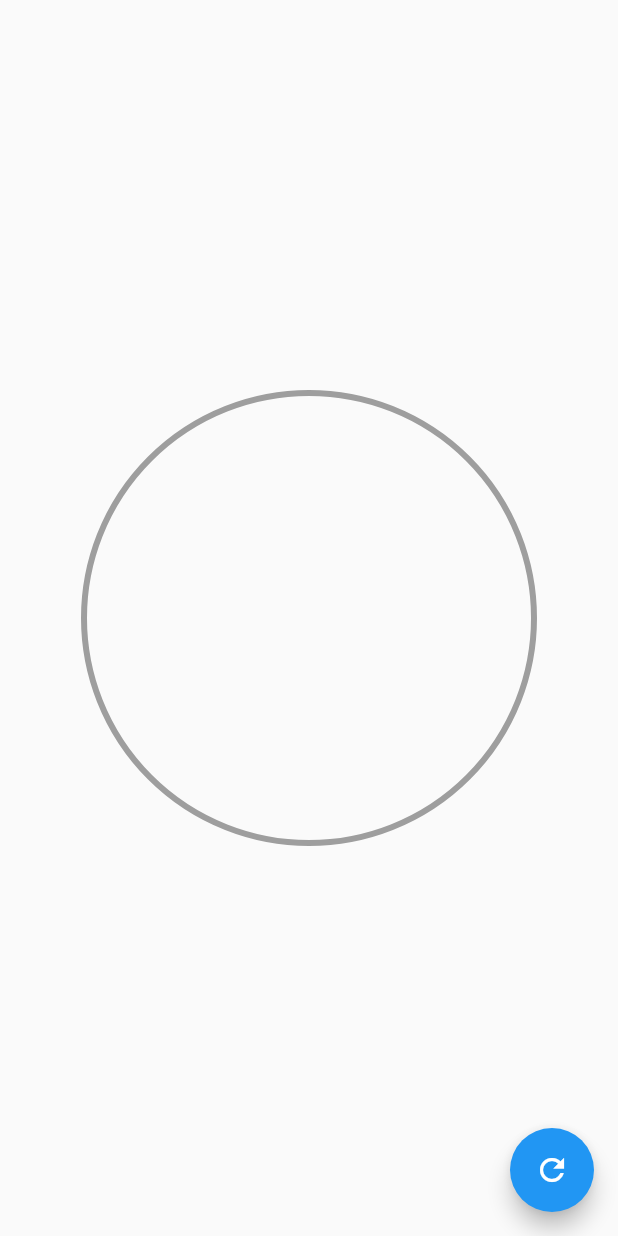
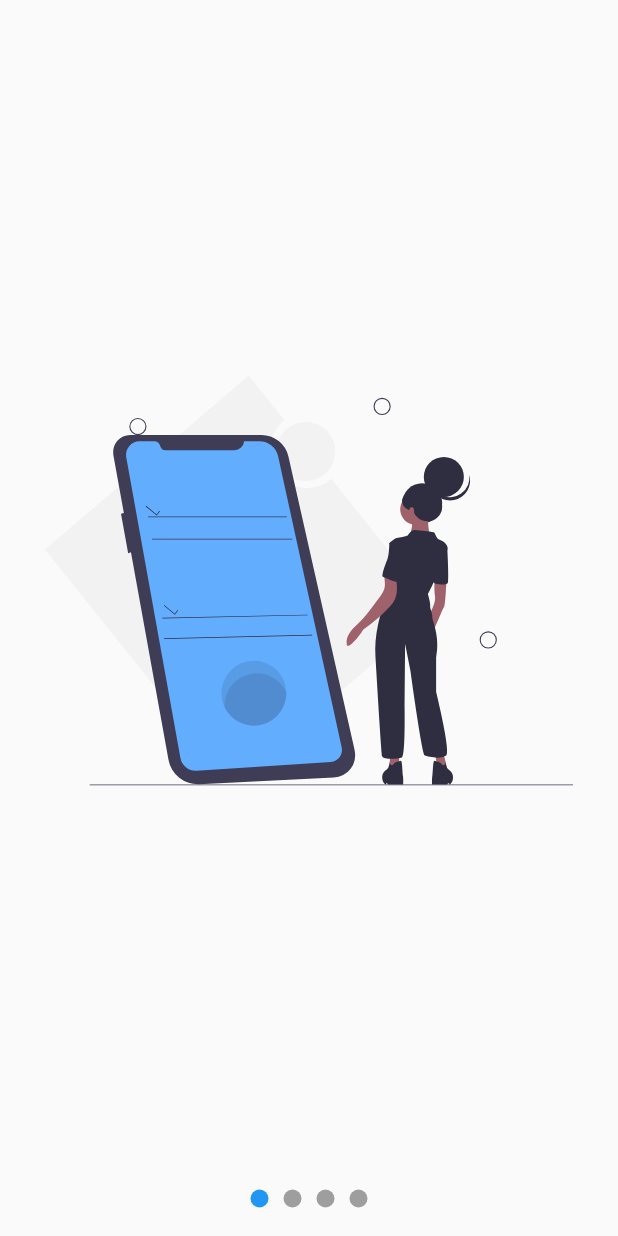
Before and after one commit to EndersonPro/practice_ui, a Flutter app: the screen it shows after launch, on a phone screen of 412 x 824 dp. Run offline on Flutter 3.47's test engine with Material 2 defaults, Android fonts, the phone set to English and light mode, and no system bars; our stand-ins replace flutter_svg.

Commit message:
Trabajando en las paginas de slide :ok_hand:

```diff
--- a/lib/main.dart
+++ b/lib/main.dart
@@ -1,5 +1,7 @@
 import 'package:flutter/material.dart';
-import 'package:flutter_ui/src/pages/graficas_pages.dart';
+// import 'package:flutter_ui/src/pages/graficas_pages.dart';
+// import 'package:flutter_ui/src/pages/slideshow_page.dart';
+import 'package:flutter_ui/src/pages/slidesshow_page.dart';
 // import 'package:flutter_ui/src/pages/animation_page.dart';
 // import 'package:flutter_ui/src/pages/cuadrado_page.dart';
 // import 'package:flutter_ui/src/pages/header_page.dart';
@@ -14,7 +16,7 @@ class MyApp extends StatelessWidget {
   Widget build(BuildContext context) {
     return MaterialApp(
       debugShowCheckedModeBanner: false,
-      home: GraficasPages()
+      home: SlideshowPage()
     );
   }
 }
--- /dev/null
+++ b/lib/src/labs/slideshow_page.dart
@@ -0,0 +1,126 @@
+import 'package:flutter/material.dart';
+import 'package:flutter_svg/flutter_svg.dart';
+import 'package:flutter_ui/src/models/slider_model.dart';
+import 'package:provider/provider.dart';
+
+// #63ADFF
+
+class SlideShowPage extends StatelessWidget {
+  @override
+  Widget build(BuildContext context) {
+    return ChangeNotifierProvider(
+      create: (_) => new SliderModel(),
+      child: Scaffold(
+        body: Center(
+          child: Column(
+            children: <Widget>[
+              Expanded(
+                child: _Slides(),
+              ),
+              _Dots()
+            ],
+          ),
+        ),
+      ),
+    );
+  }
+}
+
+class _Dots extends StatelessWidget {
+  const _Dots({Key key}) : super(key: key);
+
+  @override
+  Widget build(BuildContext context) {
+    return Container(
+      width: double.infinity,
+      height: 50,
+      child: Row(
+        mainAxisAlignment: MainAxisAlignment.center,
+        children: <Widget>[
+          _Dot(0),
+          _Dot(1),
+          _Dot(2),
+        ],
+      ),
+    );
+  }
+}
+
+class _Dot extends StatelessWidget {
+  int index;
+
+  _Dot(this.index);
+
+  @override
+  Widget build(BuildContext context) {
+
+    final pageViewIndex = Provider.of<SliderModel>(context).currentPage;
+
+    return AnimatedContainer(
+      duration: Duration(milliseconds: 200),
+      height: 12,
+      width: 12,
+      margin: EdgeInsets.symmetric(horizontal: 5.0),
+      decoration: BoxDecoration(
+        color: (pageViewIndex >= index - 0.5 && pageViewIndex < index + 0.5) ? Colors.blue : Colors.grey,
+        shape: BoxShape.circle,
+      ),
+    );
+  }
+}
+
+class _Slides extends StatefulWidget {
+  const _Slides({Key key}) : super(key: key);
+
+  @override
+  __SlidesState createState() => __SlidesState();
+}
+
+class __SlidesState extends State<_Slides> {
+  final pageController = new PageController();
+
+  @override
+  void initState() {
+    pageController.addListener(() {
+      print('Pagina actual: ${pageController.page}');
+      Provider.of<SliderModel>(context, listen: false).currentPage =
+          pageController.page;
+    });
+    super.initState();
+  }
+
+  @override
+  void dispose() {
+    pageController.dispose();
+    super.dispose();
+  }
+
+  @override
+  Widget build(BuildContext context) {
+    return Container(
+      child: PageView(
+        controller: pageController,
+        children: <Widget>[
+          _Slide('assets/svgs/slider-1.svg'),
+          _Slide('assets/svgs/slider-2.svg'),
+          _Slide('assets/svgs/slider-3.svg')
+        ],
+      ),
+    );
+  }
+}
+
+class _Slide extends StatelessWidget {
+  final String svg;
+
+  _Slide(this.svg);
+
+  @override
+  Widget build(BuildContext context) {
+    return Container(
+        height: double.infinity,
+        width: double.infinity,
+        padding: EdgeInsets.all(30),
+        child: SvgPicture.asset(svg));
+  }
+}
--- /dev/null
+++ b/lib/src/models/slider_model.dart
@@ -0,0 +1,13 @@
+import 'package:flutter/material.dart';
+
+class SliderModel extends ChangeNotifier {
+  double _currentPage = 0;
+
+  double get currentPage => _currentPage;
+
+  set currentPage(double page) {
+    this._currentPage = page;
+    notifyListeners();
+  }
+
+}
--- /dev/null
+++ b/lib/src/pages/slidesshow_page.dart
@@ -0,0 +1,20 @@
+import 'package:flutter/material.dart';
+import 'package:flutter_svg/flutter_svg.dart';
+import 'package:flutter_ui/src/widget/slidesshow.dart';
+
+class SlideshowPage extends StatelessWidget {
+
+  @override
+  Widget build(BuildContext context) {
+    return Scaffold(
+      body: Slideshow(
+        slides: <Widget>[
+          SvgPicture.asset('assets/svgs/slider-1.svg'),
+          SvgPicture.asset('assets/svgs/slider-2.svg'),
+          SvgPicture.asset('assets/svgs/slider-3.svg'),
+          SvgPicture.asset('assets/svgs/slider-4.svg'),
+        ],
+      )
+    );
+  }
+}
--- /dev/null
+++ b/lib/src/widget/slidesshow.dart
@@ -0,0 +1,134 @@
+import 'package:flutter/material.dart';
+import 'package:flutter_ui/src/models/slider_model.dart';
+import 'package:provider/provider.dart';
+
+class Slideshow extends StatelessWidget {
+
+  final List<Widget> slides;
+
+  const Slideshow({Key key, @required this.slides}) : super(key: key);
+
+  @override
+  Widget build(BuildContext context) {
+
+    final int cantDots = this.slides.length;
+
+    return ChangeNotifierProvider(
+      create: (_) => new SliderModel(),
+      child: Center(
+          child: Column(
+            children: <Widget>[
+              Expanded(
+                child: _Slides(this.slides),
+              ),
+              _Dots(cantDots)
+            ],
+          ),
+        ),
+    );
+  }
+}
+
+
+class _Dots extends StatelessWidget {
+
+  final int cantDots;
+
+  const _Dots(this.cantDots);
+
+  @override
+  Widget build(BuildContext context) {
+    return Container(
+      width: double.infinity,
+      height: 50,
+      child: Row(
+        mainAxisAlignment: MainAxisAlignment.center,
+        // children: <Widget>[
+        //   _Dot(0),
+        //   _Dot(1),
+        //   _Dot(2),
+        // ],
+        children: List.generate(cantDots, (index) => _Dot(index)),
+      ),
+    );
+  }
+}
+
+class _Dot extends StatelessWidget {
+
+  final int index;
+
+  _Dot(this.index);
+
+  @override
+  Widget build(BuildContext context) {
+
+    final pageViewIndex = Provider.of<SliderModel>(context).currentPage;
+
+    return AnimatedContainer(
+      duration: Duration(milliseconds: 200),
+      height: 12,
+      width: 12,
+      margin: EdgeInsets.symmetric(horizontal: 5.0),
+      decoration: BoxDecoration(
+        color: (pageViewIndex >= index - 0.5 && pageViewIndex < index + 0.5) ? Colors.blue : Colors.grey,
+        shape: BoxShape.circle,
+      ),
+    );
+  }
+}
+
+class _Slides extends StatefulWidget {
+
+  final List<Widget> slides;
+
+  const _Slides(this.slides);
+
+  @override
+  __SlidesState createState() => __SlidesState();
+}
+
+class __SlidesState extends State<_Slides> {
+  final pageController = new PageController();
+
+  @override
+  void initState() {
+    pageController.addListener(() {
+      Provider.of<SliderModel>(context, listen: false).currentPage =
+          pageController.page;
+    });
+    super.initState();
+  }
+
+  @override
+  void dispose() {
+    pageController.dispose();
+    super.dispose();
+  }
+
+  @override
+  Widget build(BuildContext context) {
+    return Container(
+      child: PageView(
+        controller: pageController,
+        //
+        children: widget.slides.map((slide) => _Slide(slide)).toList(),
+      ),
+    );
+  }
+}
+
+class _Slide extends StatelessWidget {
+  final Widget slide;
+
+  _Slide(this.slide);
+
+  @override
+  Widget build(BuildContext context) {
+    return Container(
+        height: double.infinity,
+        width: double.infinity,
+        padding: EdgeInsets.all(30),
+        child: slide);
+  }
+}
--- a/pubspec.yaml
+++ b/pubspec.yaml
@@ -23,6 +23,8 @@ dependencies:
   # The following adds the Cupertino Icons font to your application.
   # Use with the CupertinoIcons class for iOS style icons.
   cupertino_icons: ^0.1.2
+  flutter_svg: ^0.17.4
+  provider: ^4.1.2
 
 dev_dependencies:
   flutter_test:
@@ -41,8 +43,8 @@ flutter:
   uses-material-design: true
 
   # To add assets to your application, add an assets section, like this:
-  # assets:
-  #  - images/a_dot_burr.jpeg
+  assets:
+   - assets/svgs/
   #  - images/a_dot_ham.jpeg
 
   # An image asset can refer to one or more resolution-specific "variants", see
```
Also changed, not shown: assets/svgs/slider-1.svg (added), assets/svgs/slider-2.svg (added), assets/svgs/slider-3.svg (added), assets/svgs/slider-4.svg (added), pubspec.lock.
